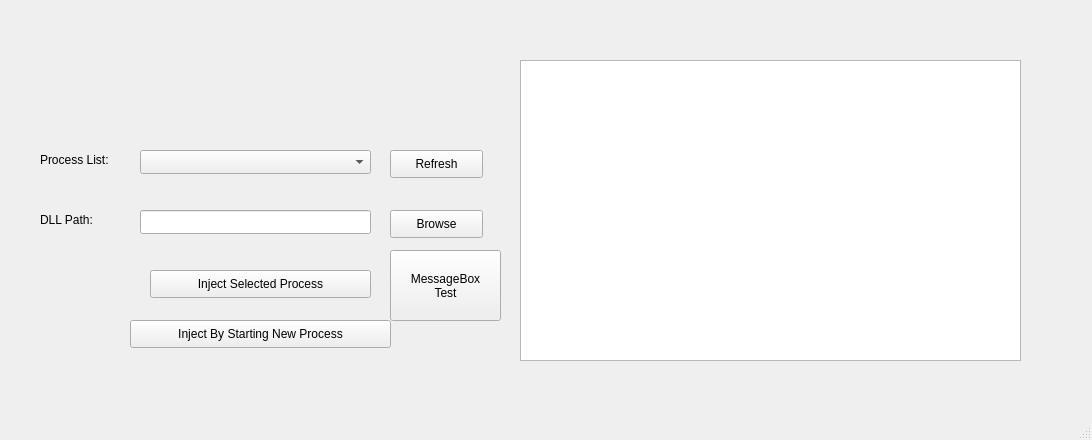
Above: apiHookGui/mainwindow.ui from qgjyf2001/WinapiInspect before the change. Below: the same form after it.
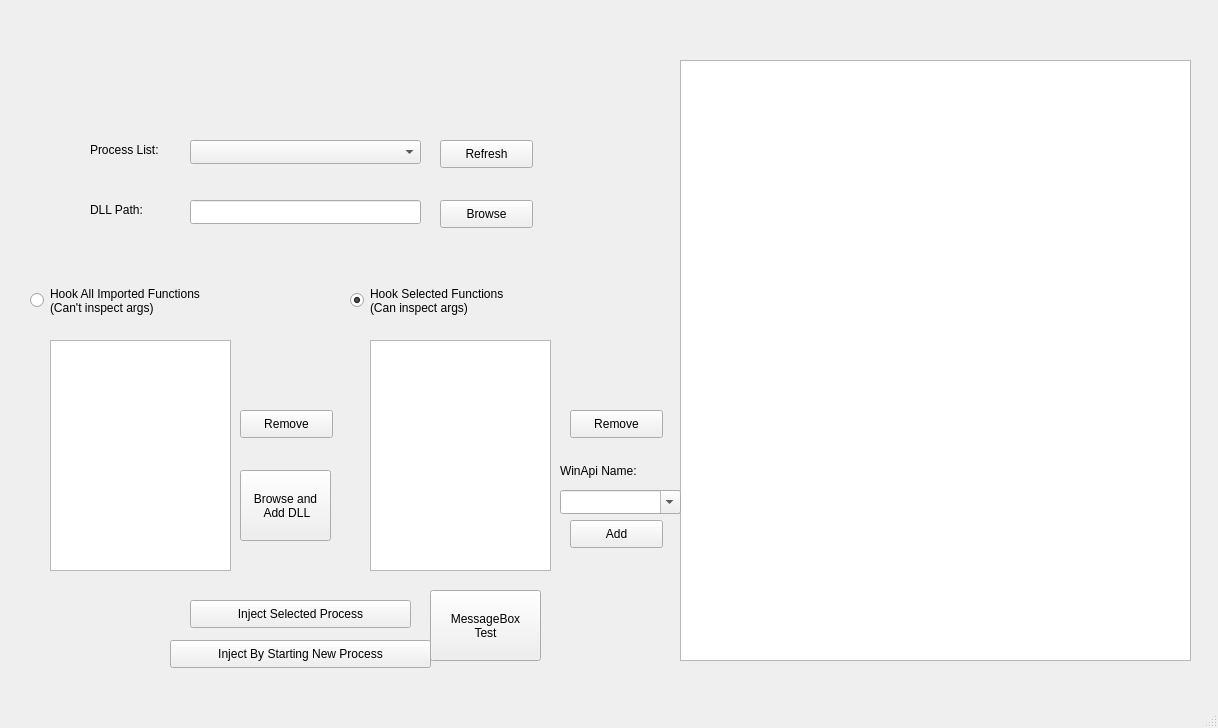
That is the form after the change.

Patch:
```diff
--- a/apiHookGui/mainwindow.ui
+++ b/apiHookGui/mainwindow.ui
@@ -6,8 +6,8 @@
    <rect>
     <x>0</x>
     <y>0</y>
-    <width>1092</width>
-    <height>440</height>
+    <width>1218</width>
+    <height>728</height>
    </rect>
   </property>
   <property name="windowTitle">
@@ -17,18 +17,21 @@
    <widget class="QComboBox" name="processList">
     <property name="geometry">
      <rect>
-      <x>140</x>
-      <y>150</y>
+      <x>190</x>
+      <y>140</y>
       <width>231</width>
       <height>24</height>
      </rect>
     </property>
+    <property name="editable">
+     <bool>false</bool>
+    </property>
    </widget>
    <widget class="QLabel" name="label">
     <property name="geometry">
      <rect>
-      <x>40</x>
-      <y>150</y>
+      <x>90</x>
+      <y>140</y>
       <width>101</width>
       <height>19</height>
      </rect>
@@ -40,8 +43,8 @@
    <widget class="QPushButton" name="refreshButton">
     <property name="geometry">
      <rect>
-      <x>390</x>
-      <y>150</y>
+      <x>440</x>
+      <y>140</y>
       <width>93</width>
       <height>28</height>
      </rect>
@@ -53,8 +56,8 @@
    <widget class="QLabel" name="label_2">
     <property name="geometry">
      <rect>
-      <x>40</x>
-      <y>210</y>
+      <x>90</x>
+      <y>200</y>
       <width>69</width>
       <height>19</height>
      </rect>
@@ -66,8 +69,8 @@
    <widget class="QLineEdit" name="dllPath">
     <property name="geometry">
      <rect>
-      <x>140</x>
-      <y>210</y>
+      <x>190</x>
+      <y>200</y>
       <width>231</width>
       <height>24</height>
      </rect>
@@ -76,8 +79,8 @@
    <widget class="QPushButton" name="browseButton">
     <property name="geometry">
      <rect>
-      <x>390</x>
-      <y>210</y>
+      <x>440</x>
+      <y>200</y>
       <width>93</width>
       <height>28</height>
      </rect>
@@ -89,8 +92,8 @@
    <widget class="QPushButton" name="injectButton">
     <property name="geometry">
      <rect>
-      <x>150</x>
-      <y>270</y>
+      <x>190</x>
+      <y>600</y>
       <width>221</width>
       <height>28</height>
      </rect>
@@ -102,18 +105,18 @@
    <widget class="QTextEdit" name="debugWindow">
     <property name="geometry">
      <rect>
-      <x>520</x>
+      <x>680</x>
       <y>60</y>
-      <width>501</width>
-      <height>301</height>
+      <width>511</width>
+      <height>601</height>
      </rect>
     </property>
    </widget>
    <widget class="QPushButton" name="pushButton">
     <property name="geometry">
      <rect>
-      <x>390</x>
-      <y>250</y>
+      <x>430</x>
+      <y>590</y>
       <width>111</width>
       <height>71</height>
      </rect>
@@ -126,8 +129,8 @@
    <widget class="QPushButton" name="injectNewProcessButton">
     <property name="geometry">
      <rect>
-      <x>130</x>
-      <y>320</y>
+      <x>170</x>
+      <y>640</y>
       <width>261</width>
       <height>28</height>
      </rect>
@@ -136,6 +139,182 @@
      <string>Inject By Starting New Process</string>
     </property>
    </widget>
+   <widget class="QRadioButton" name="hookAllRadioButton">
+    <property name="geometry">
+     <rect>
+      <x>30</x>
+      <y>280</y>
+      <width>231</width>
+      <height>41</height>
+     </rect>
+    </property>
+    <property name="text">
+     <string>Hook All Imported Functions
+(Can't inspect args)</string>
+    </property>
+   </widget>
+   <widget class="QRadioButton" name="hookSelectedRatioButton">
+    <property name="geometry">
+     <rect>
+      <x>350</x>
+      <y>280</y>
+      <width>211</width>
+      <height>41</height>
+     </rect>
+    </property>
+    <property name="text">
+     <string>Hook Selected Functions
+(Can inspect args)</string>
+    </property>
+    <property name="checked">
+     <bool>true</bool>
+    </property>
+   </widget>
+   <widget class="QListWidget" name="selectFunctionList">
+    <property name="geometry">
+     <rect>
+      <x>370</x>
+      <y>340</y>
+      <width>181</width>
+      <height>231</height>
+     </rect>
+    </property>
+    <property name="styleSheet">
+     <string notr="true">QListView {
+    outline: none;
+}
+
+QListWidget::item {
+    background-color: #ffffff;
+    color: #000000;
+    border: transparent;
+    border-bottom: 1px solid #dbdbdb;
+}
+
+QListWidget::item:hover {
+    background-color: #f5f5f5;
+}
+
+QListWidget::item:selected {
+    border-left: 5px solid #777777;
+}</string>
+    </property>
+    <property name="selectionRectVisible">
+     <bool>false</bool>
+    </property>
+   </widget>
+   <widget class="QPushButton" name="removeFunctionButton">
+    <property name="geometry">
+     <rect>
+      <x>570</x>
+      <y>410</y>
+      <width>93</width>
+      <height>28</height>
+     </rect>
+    </property>
+    <property name="text">
+     <string>Remove</string>
+    </property>
+   </widget>
+   <widget class="QPushButton" name="addFunctionButton">
+    <property name="geometry">
+     <rect>
+      <x>570</x>
+      <y>520</y>
+      <width>93</width>
+      <height>28</height>
+     </rect>
+    </property>
+    <property name="text">
+     <string>Add</string>
+    </property>
+   </widget>
+   <widget class="QLabel" name="label_3">
+    <property name="geometry">
+     <rect>
+      <x>560</x>
+      <y>450</y>
+      <width>111</width>
+      <height>41</height>
+     </rect>
+    </property>
+    <property name="text">
+     <string>WinApi Name:</string>
+    </property>
+   </widget>
+   <widget class="QComboBox" name="removedWinapiList">
+    <property name="geometry">
+     <rect>
+      <x>560</x>
+      <y>490</y>
+      <width>121</width>
+      <height>24</height>
+     </rect>
+    </property>
+    <property name="editable">
+     <bool>true</bool>
+    </property>
+   </widget>
+   <widget class="QListWidget" name="selectDllList">
+    <property name="geometry">
+     <rect>
+      <x>50</x>
+      <y>340</y>
+      <width>181</width>
+      <height>231</height>
+     </rect>
+    </property>
+    <property name="styleSheet">
+     <string notr="true">QListView {
+    outline: none;
+}
+
+QListWidget::item {
+    background-color: #ffffff;
+    color: #000000;
+    border: transparent;
+    border-bottom: 1px solid #dbdbdb;
+}
+
+QListWidget::item:hover {
+    background-color: #f5f5f5;
+}
+
+QListWidget::item:selected {
+    border-left: 5px solid #777777;
+}</string>
+    </property>
+    <property name="selectionRectVisible">
+     <bool>false</bool>
+    </property>
+   </widget>
+   <widget class="QPushButton" name="removeDllButton">
+    <property name="geometry">
+     <rect>
+      <x>240</x>
+      <y>410</y>
+      <width>93</width>
+      <height>28</height>
+     </rect>
+    </property>
+    <property name="text">
+     <string>Remove</string>
+    </property>
+   </widget>
+   <widget class="QPushButton" name="addDllButton">
+    <property name="geometry">
+     <rect>
+      <x>240</x>
+      <y>470</y>
+      <width>91</width>
+      <height>71</height>
+     </rect>
+    </property>
+    <property name="text">
+     <string>Browse and
+ Add DLL</string>
+    </property>
+   </widget>
   </widget>
   <widget class="QMenuBar" name="menubar">
    <property name="geometry">
```
Left out of the diff: 2 changed lines with no effect on the pictures.
